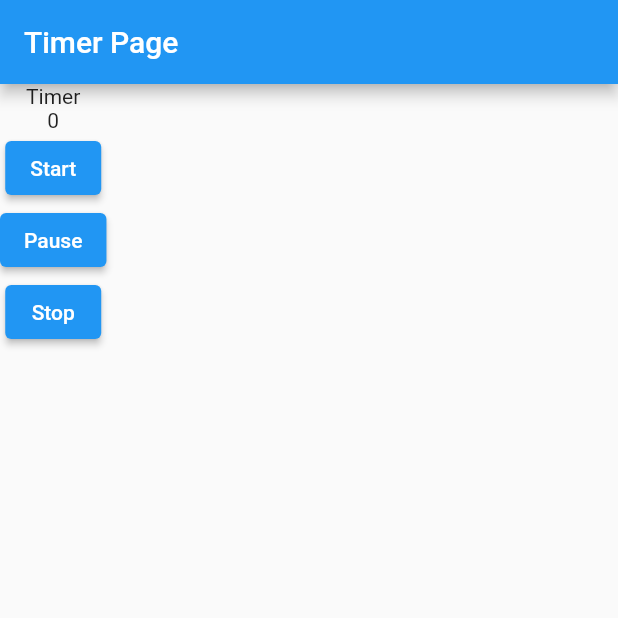
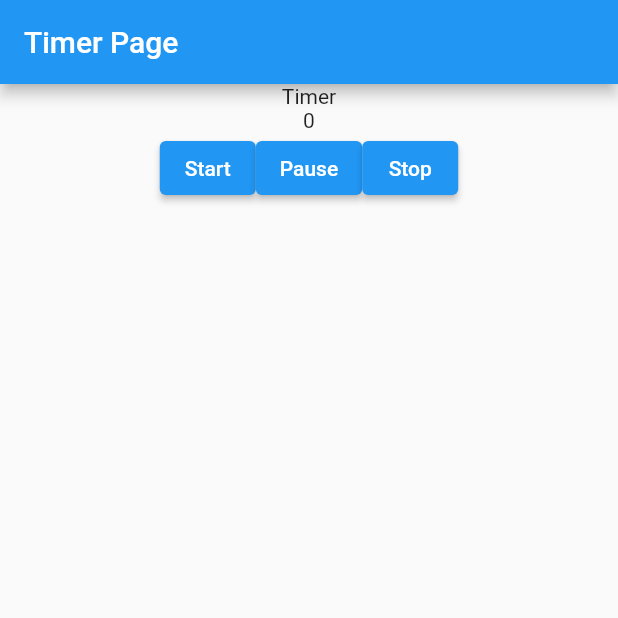
Before and after one commit to otaku1123/flutter-timer-app, a Flutter app: the screen it shows after launch, on a phone screen of 412 x 824 dp, the top half of it. Run offline on Flutter 3.47's test engine with Material 2 defaults, Android fonts, the phone set to English and light mode, and no system bars; our stand-ins replace flutter_riverpod, logger.

Commit message:
タイマー処理を修正

```diff
--- a/lib/pages/timer_page.dart
+++ b/lib/pages/timer_page.dart
@@ -26,9 +26,13 @@ class TimerWidget extends ConsumerWidget {
     final Function stopFunc = ref.read(timerStateProvider.notifier).stop;
     final Function pauseFunc = ref.read(timerStateProvider.notifier).pause;
     return Column(
+      crossAxisAlignment: CrossAxisAlignment.center,
       children: [
         Text("Timer"),
         Text(time.toString()),
+        Row(
+          mainAxisAlignment: MainAxisAlignment.center,
+          children: [
             ElevatedButton(
               onPressed: () {
                 startFunc();
@@ -48,6 +52,8 @@ class TimerWidget extends ConsumerWidget {
               child: Text("Stop"),
             ),
           ],
+        ),
+      ],
     );
   }
 }
```
Also changed, not shown: lib/notifier/timer_state_notifier.dart (+8 -4 lines). Lines whose indentation alone changed are shown as unchanged.
